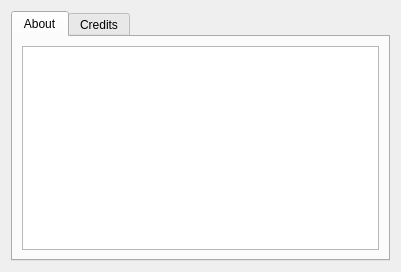
Old version of the form src/numbat/aboutdialog.ui in the repository oczkoisse/numbat.
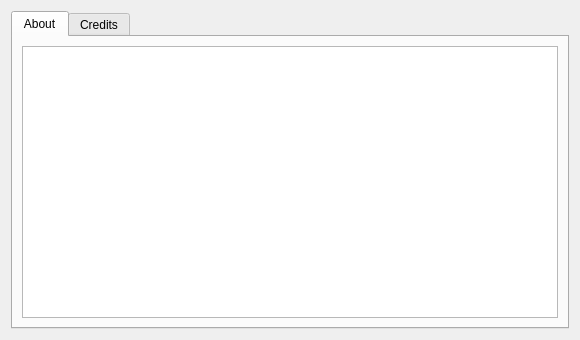
New version of the form.

Commit message: Make About dialog larger

```diff
--- a/src/numbat/aboutdialog.ui
+++ b/src/numbat/aboutdialog.ui
@@ -6,8 +6,8 @@
    <rect>
     <x>0</x>
     <y>0</y>
-    <width>401</width>
-    <height>272</height>
+    <width>580</width>
+    <height>340</height>
    </rect>
   </property>
   <property name="windowTitle">
```
